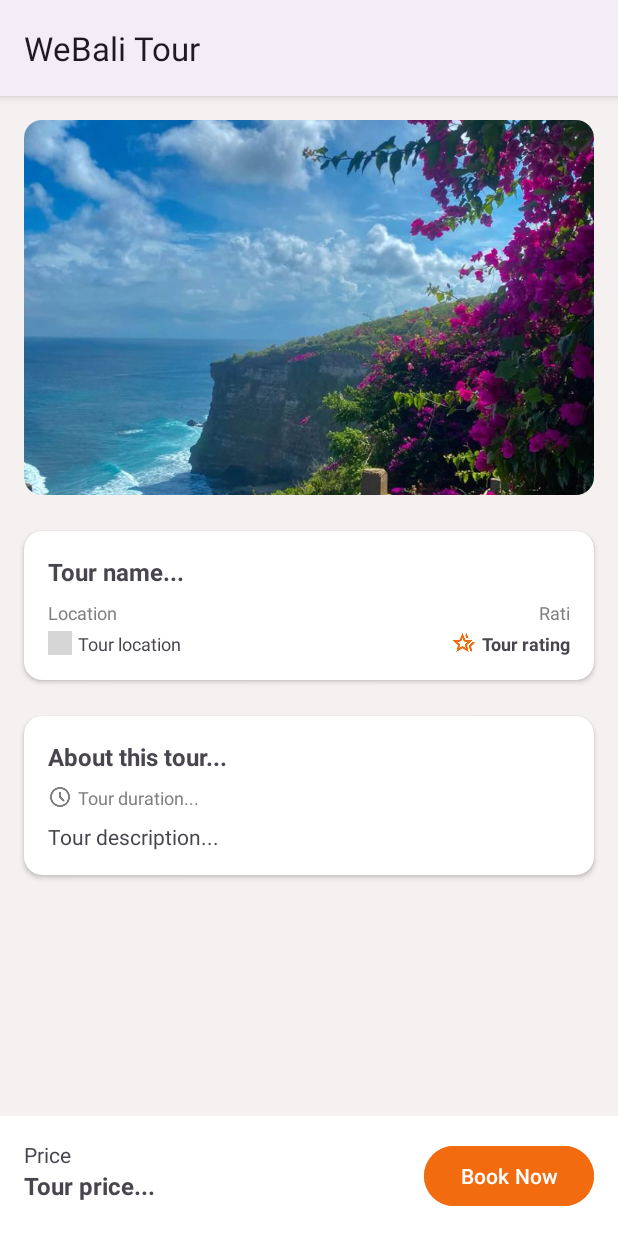
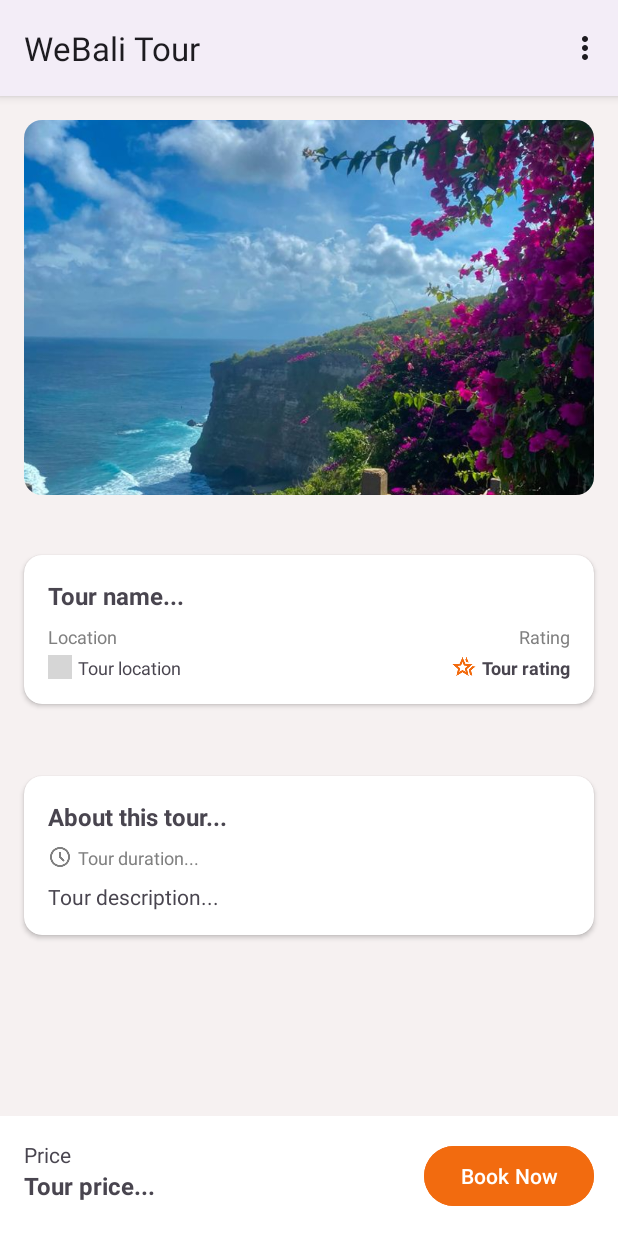
Before and after one commit to khrisnaa/dicoding-project, an Android app: the DetailActivity screen opened directly, with no data from a screen before it, on a phone screen of 412 x 824 dp. Run offline under Robolectric (Android 15) with nearby library versions, the phone set to English and light mode, and no system bars; grey boxes are pictures that could not be loaded.

Commit message:
fix scrollview

```diff
--- a/app/src/main/java/com/dicoding/finalproject/DetailActivity.kt
+++ b/app/src/main/java/com/dicoding/finalproject/DetailActivity.kt
@@ -3,6 +3,7 @@ package com.dicoding.finalproject
 import android.content.Intent
 import android.os.Build
 import android.os.Bundle
+import android.view.Menu
 import android.view.MenuItem
 import android.view.ViewOutlineProvider
 import android.widget.ImageView
@@ -56,6 +57,11 @@ class DetailActivity : AppCompatActivity() {
 
     }
 
+    override fun onCreateOptionsMenu(menu: Menu?): Boolean {
+        menuInflater.inflate(R.menu.menu_main, menu)
+        return super.onCreateOptionsMenu(menu)
+    }
+
     override fun onOptionsItemSelected(item: MenuItem): Boolean {
         val AboutIntent = Intent(this@DetailActivity, AboutActivity::class.java)
         startActivity(AboutIntent)
--- a/app/src/main/res/layout/activity_detail.xml
+++ b/app/src/main/res/layout/activity_detail.xml
@@ -6,21 +6,30 @@
     android:layout_width="match_parent"
     android:layout_height="match_parent"
     android:background="@color/secondary"
-    tools:context=".DetailActivity"
-    >
+    tools:context=".DetailActivity">
+
+    <ScrollView
+        android:layout_width="0dp"
+        android:layout_height="0dp"
+        app:layout_constraintTop_toTopOf="parent"
+        app:layout_constraintBottom_toTopOf="@id/footer_layout"
+        app:layout_constraintStart_toStartOf="parent"
+        app:layout_constraintEnd_toEndOf="parent">
+
+        <LinearLayout
+            android:layout_width="match_parent"
+            android:layout_height="wrap_content"
+            android:orientation="vertical">
 
             <ImageView
                 android:id="@+id/img_detail_photo"
-        android:layout_width="0dp"
+                android:layout_width="match_parent"
                 android:layout_height="250dp"
                 android:layout_margin="16dp"
                 android:background="@drawable/full_rounded_image"
                 android:clipToOutline="true"
                 android:scaleType="centerCrop"
-        android:src="@drawable/uluwatu"
-        app:layout_constraintEnd_toEndOf="parent"
-        app:layout_constraintStart_toStartOf="parent"
-        app:layout_constraintTop_toTopOf="parent" />
+                android:src="@drawable/uluwatu" />
 
             <androidx.cardview.widget.CardView
                 android:id="@+id/cv_detail_card"
@@ -29,10 +38,7 @@
                 android:layout_marginHorizontal="16dp"
                 android:layout_marginVertical="24dp"
                 android:elevation="8dp"
-        app:cardCornerRadius="12dp"
-        app:layout_constraintEnd_toEndOf="parent"
-        app:layout_constraintStart_toStartOf="parent"
-        app:layout_constraintTop_toBottomOf="@id/img_detail_photo">
+                app:cardCornerRadius="12dp">
 
                 <androidx.constraintlayout.widget.ConstraintLayout
                     android:layout_width="match_parent"
@@ -132,6 +138,7 @@
                         </LinearLayout>
                     </androidx.constraintlayout.widget.ConstraintLayout>
                 </androidx.constraintlayout.widget.ConstraintLayout>
+
             </androidx.cardview.widget.CardView>
 
             <androidx.cardview.widget.CardView
@@ -141,10 +148,7 @@
                 android:layout_marginHorizontal="16dp"
                 android:layout_marginVertical="24dp"
                 android:elevation="8dp"
-        app:cardCornerRadius="12dp"
-        app:layout_constraintEnd_toEndOf="parent"
-        app:layout_constraintStart_toStartOf="parent"
-        app:layout_constraintTop_toBottomOf="@id/cv_detail_card">
+                app:cardCornerRadius="12dp">
 
                 <androidx.constraintlayout.widget.ConstraintLayout
                     android:layout_width="match_parent"
@@ -200,16 +204,20 @@
                         app:layout_constraintTop_toBottomOf="@id/layout_card_duration" />
 
                 </androidx.constraintlayout.widget.ConstraintLayout>
+
             </androidx.cardview.widget.CardView>
+        </LinearLayout>
+    </ScrollView>
 
     <LinearLayout
+        android:id="@+id/footer_layout"
         android:layout_width="match_parent"
-        android:layout_height="0dp"
+        android:layout_height="wrap_content"
         android:orientation="horizontal"
         android:padding="16dp"
         app:layout_constraintBottom_toBottomOf="parent"
+        app:layout_constraintStart_toStartOf="parent"
         app:layout_constraintEnd_toEndOf="parent"
-        app:layout_constraintStart_toStartOf="parent"
         android:background="@color/white">
 
         <LinearLayout
@@ -245,6 +253,4 @@
             android:textColor="@color/white" />
 
     </LinearLayout>
-
-
 </androidx.constraintlayout.widget.ConstraintLayout>
--- a/app/src/main/res/values/strings.xml
+++ b/app/src/main/res/values/strings.xml
@@ -3,9 +3,9 @@
     <string name="btn_text">Book Now</string>
     <string name="about_description">About this tour</string>
     <string name="about_location">Location</string>
-    <string name="about_rating">Rati</string>
+    <string name="about_rating">Rating</string>
     <string name="username">Khrisna Dharma Pramana</string>
-    <string name="email">igdkhrisnaaa@gmail.com</string>
+    <string name="email">pmsukk7@gmail.com</string>
     <string name="headline">Discover Bali: A Journey Through Paradise</string>
     <string name="menu_title">Tour Recommendations</string>
 
```
Also changed, not shown: app/src/main/res/layout/activity_about.xml (+24 -21 lines). Lines whose indentation alone changed are shown as unchanged.
